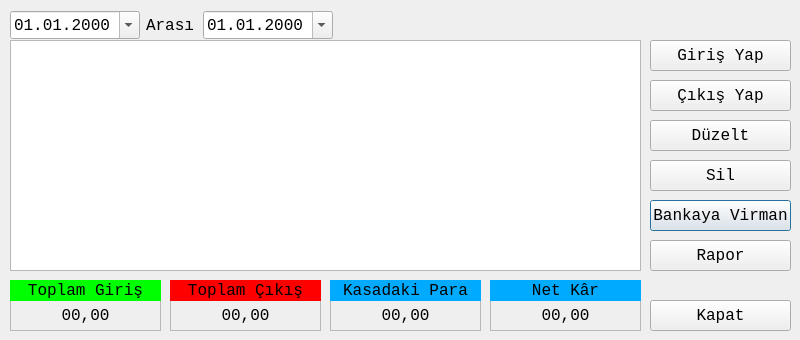
Before: the Qt Designer form kasadialogform.ui in mamoo81/bhss, drawn with Qt 5.
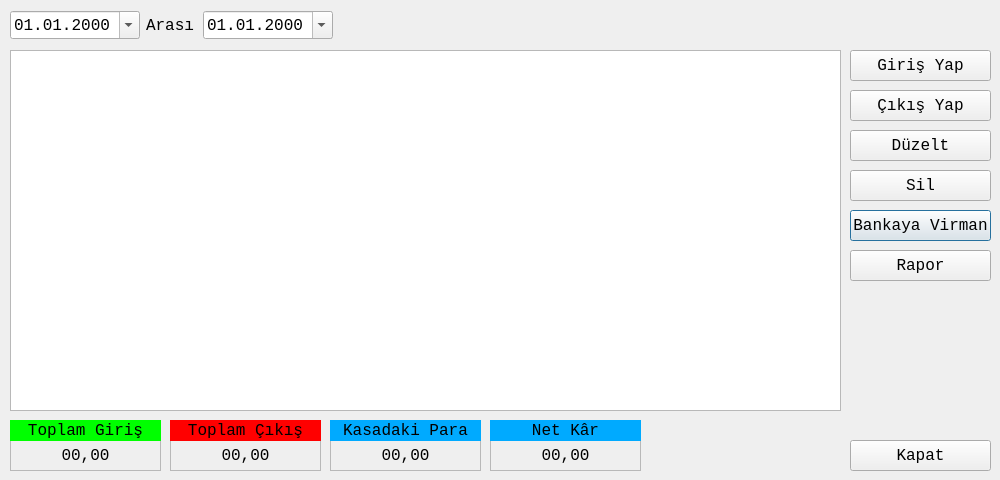
After: the same form once the commit is applied. Icons and pictures are not drawn.

The edit to the form file:
```diff
--- a/kasadialogform.ui
+++ b/kasadialogform.ui
@@ -6,20 +6,20 @@
    <rect>
     <x>0</x>
     <y>0</y>
-    <width>800</width>
-    <height>340</height>
+    <width>1000</width>
+    <height>480</height>
    </rect>
   </property>
   <property name="minimumSize">
    <size>
-    <width>800</width>
-    <height>340</height>
+    <width>1000</width>
+    <height>480</height>
    </size>
   </property>
   <property name="maximumSize">
    <size>
-    <width>800</width>
-    <height>340</height>
+    <width>1000</width>
+    <height>480</height>
    </size>
   </property>
   <property name="font">
@@ -35,9 +35,9 @@
    <property name="geometry">
     <rect>
      <x>10</x>
-     <y>40</y>
-     <width>631</width>
-     <height>231</height>
+     <y>50</y>
+     <width>831</width>
+     <height>361</height>
     </rect>
    </property>
    <property name="alternatingRowColors">
@@ -56,8 +56,8 @@
   <widget class="QPushButton" name="pushButton_5">
    <property name="geometry">
     <rect>
-     <x>650</x>
-     <y>200</y>
+     <x>850</x>
+     <y>210</y>
      <width>141</width>
      <height>31</height>
     </rect>
@@ -69,8 +69,8 @@
   <widget class="QPushButton" name="KapatpushButton">
    <property name="geometry">
     <rect>
-     <x>650</x>
-     <y>300</y>
+     <x>850</x>
+     <y>440</y>
      <width>141</width>
      <height>31</height>
     </rect>
@@ -92,8 +92,8 @@
   <widget class="QToolButton" name="KasaGirisYaptoolButton">
    <property name="geometry">
     <rect>
-     <x>650</x>
-     <y>40</y>
+     <x>850</x>
+     <y>50</y>
      <width>141</width>
      <height>31</height>
     </rect>
@@ -118,8 +118,8 @@
   <widget class="QToolButton" name="KasaCikisYaptoolButton">
    <property name="geometry">
     <rect>
-     <x>650</x>
-     <y>80</y>
+     <x>850</x>
+     <y>90</y>
      <width>141</width>
      <height>31</height>
     </rect>
@@ -144,8 +144,8 @@
   <widget class="QToolButton" name="DuzelttoolButton">
    <property name="geometry">
     <rect>
-     <x>650</x>
-     <y>120</y>
+     <x>850</x>
+     <y>130</y>
      <width>141</width>
      <height>31</height>
     </rect>
@@ -170,8 +170,8 @@
   <widget class="QToolButton" name="SiltoolButton">
    <property name="geometry">
     <rect>
-     <x>650</x>
-     <y>160</y>
+     <x>850</x>
+     <y>170</y>
      <width>141</width>
      <height>31</height>
     </rect>
@@ -197,7 +197,7 @@
    <property name="geometry">
     <rect>
      <x>10</x>
-     <y>280</y>
+     <y>420</y>
      <width>151</width>
      <height>51</height>
     </rect>
@@ -248,7 +248,7 @@
    <property name="geometry">
     <rect>
      <x>170</x>
-     <y>280</y>
+     <y>420</y>
      <width>151</width>
      <height>51</height>
     </rect>
@@ -305,7 +305,7 @@
    <property name="geometry">
     <rect>
      <x>330</x>
-     <y>280</y>
+     <y>420</y>
      <width>151</width>
      <height>51</height>
     </rect>
@@ -362,7 +362,7 @@
    <property name="geometry">
     <rect>
      <x>490</x>
-     <y>280</y>
+     <y>420</y>
      <width>151</width>
      <height>51</height>
     </rect>
@@ -421,7 +421,7 @@
      <x>10</x>
      <y>10</y>
      <width>323</width>
-     <height>30</height>
+     <height>31</height>
     </rect>
    </property>
    <layout class="QHBoxLayout" name="horizontalLayout">
@@ -457,8 +457,8 @@
   <widget class="QPushButton" name="RaporpushButton">
    <property name="geometry">
     <rect>
-     <x>650</x>
-     <y>240</y>
+     <x>850</x>
+     <y>250</y>
      <width>141</width>
      <height>31</height>
     </rect>
```
